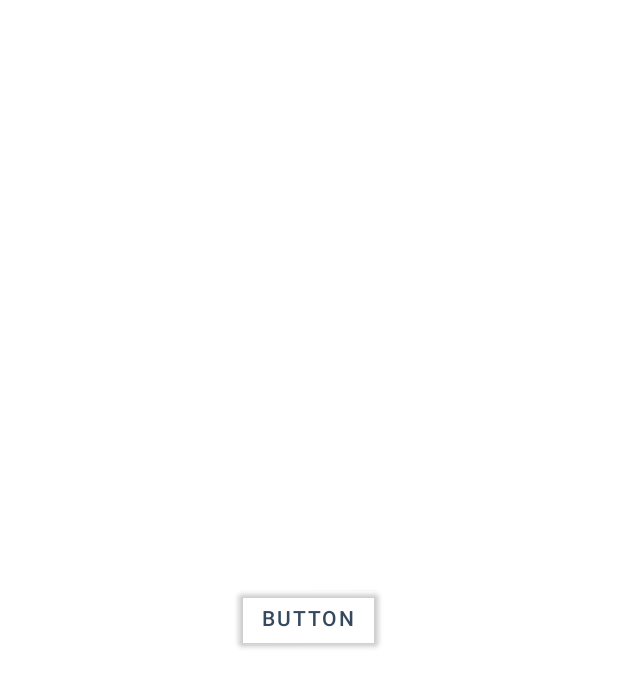
After one commit to Arellanox/subir-resultados-antigeno, an Android app: the ANTIGENO_resultado_formulario screen opened directly, with no data from a screen before it, on a phone screen of 412 x 824 dp. The commit adds this screen. Shown: the top 687 px of the screen. Run offline under Robolectric (Android 15) with nearby library versions, the phone set to English and light mode, and no system bars; network calls fail; 1 statement that could not run was skipped.

Commit message:
Pequeños cambios, nueva actividad

```diff
--- a/app/src/main/AndroidManifest.xml
+++ b/app/src/main/AndroidManifest.xml
@@ -17,6 +17,9 @@
         android:supportsRtl="true"
         android:theme="@style/Theme.REFINERIA"
         android:usesCleartextTraffic="true">
+        <activity
+            android:name=".ANTIGENO.ANTIGENO_resultado_formulario"
+            android:exported="false" />
         <activity
             android:name=".ANTIGENO.ANTIGENO_subir_resultado"
             android:exported="false" />
--- /dev/null
+++ b/app/src/main/java/com/example/refineria/ANTIGENO/ANTIGENO_resultado_formulario.kt
@@ -0,0 +1,22 @@
+package com.example.refineria.ANTIGENO
+
+import androidx.appcompat.app.AppCompatActivity
+import android.os.Bundle
+import com.example.refineria.R
+import kotlinx.android.synthetic.main.activity_antigeno_resultado_formulario.*
+
+class ANTIGENO_resultado_formulario : AppCompatActivity() {
+    val bundle = intent.extras
+    val numero = bundle?.getString("NUMERO")
+    val nombre = bundle?.getString("NOMBRE")
+    val prefolio = bundle?.getString("PREFOLIO")
+    val resultado = bundle?.getString("RESULTADO")
+    override fun onCreate(savedInstanceState: Bundle?) {
+        super.onCreate(savedInstanceState)
+        setContentView(R.layout.activity_antigeno_resultado_formulario)
+
+        buttonprueba.setOnClickListener {
+
+        }
+    }
+}
--- /dev/null
+++ b/app/src/main/res/layout/activity_antigeno_resultado_formulario.xml
@@ -0,0 +1,19 @@
+<?xml version="1.0" encoding="utf-8"?>
+<androidx.constraintlayout.widget.ConstraintLayout xmlns:android="http://schemas.android.com/apk/res/android"
+    xmlns:app="http://schemas.android.com/apk/res-auto"
+    xmlns:tools="http://schemas.android.com/tools"
+    android:layout_width="match_parent"
+    android:layout_height="match_parent"
+    tools:context=".ANTIGENO.ANTIGENO_resultado_formulario">
+
+    <Button
+        android:id="@+id/buttonprueba"
+        android:layout_width="wrap_content"
+        android:layout_height="wrap_content"
+        android:text="Button"
+        app:layout_constraintBottom_toBottomOf="parent"
+        app:layout_constraintEnd_toEndOf="parent"
+        app:layout_constraintHorizontal_bias="0.498"
+        app:layout_constraintStart_toStartOf="parent"
+        app:layout_constraintTop_toTopOf="parent" />
+</androidx.constraintlayout.widget.ConstraintLayout>
--- a/app/src/main/res/values/strings.xml
+++ b/app/src/main/res/values/strings.xml
@@ -15,4 +15,6 @@
     <string name="fecha_de_registro">Fecha de registro</string>
     <string name="camper">Camper</string>
     <string name="sexo">Sexo</string>
+    <string name="negativo">Negativo</string>
+    <string name="positivo">Positivo</string>
 </resources>
```
Also changed, not shown: app/src/main/java/com/example/refineria/ANTIGENO/ANTIGENO_subir_resultado.kt (+31 -4 lines), app/src/main/res/layout/activity_antigeno_subir_resultado.xml (+7 -5 lines).
